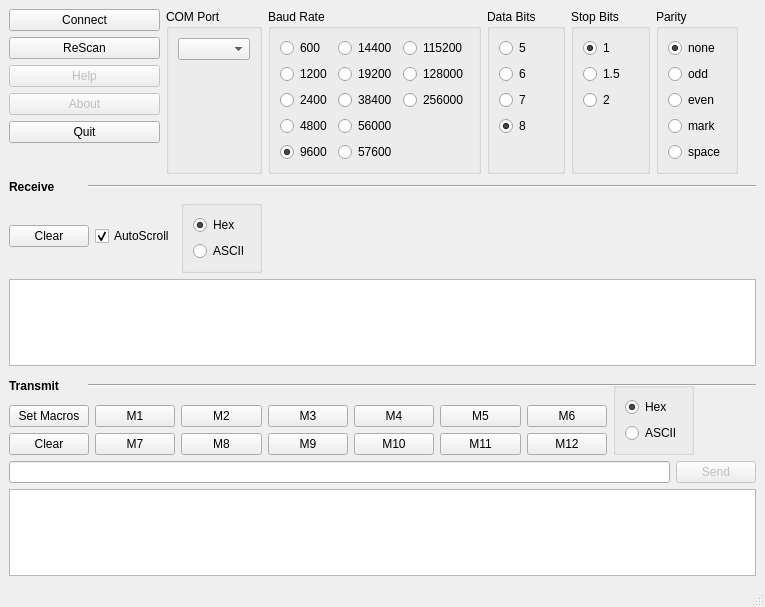
Above: ui/terminal.ui from marker5a/EasyTerm before the change. Below: the same form after it.
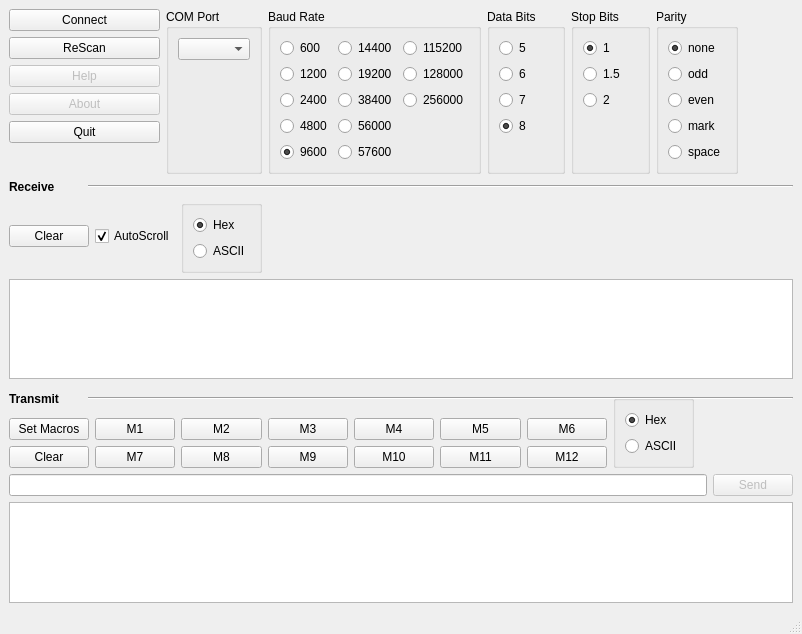
That is the form after the change. Icons and pictures are not drawn.

Commit message: Added attribute to com port combo box to resize it as com ports are added

Patch:
```diff
--- a/ui/terminal.ui
+++ b/ui/terminal.ui
@@ -10,8 +10,8 @@
    <rect>
     <x>0</x>
     <y>0</y>
-    <width>765</width>
-    <height>607</height>
+    <width>802</width>
+    <height>634</height>
    </rect>
   </property>
   <property name="windowTitle">
```
Left out of the diff: 18 changed lines with no effect on the pictures. Lines whose indentation alone changed are shown as unchanged.
